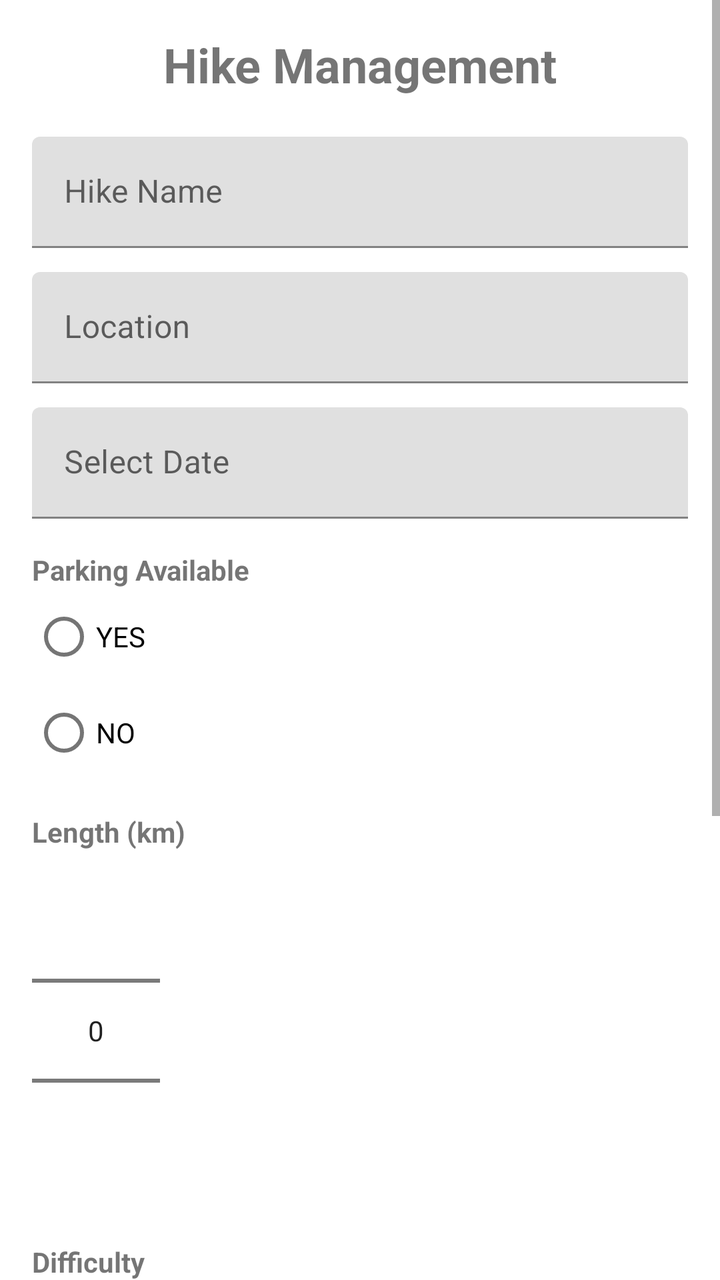
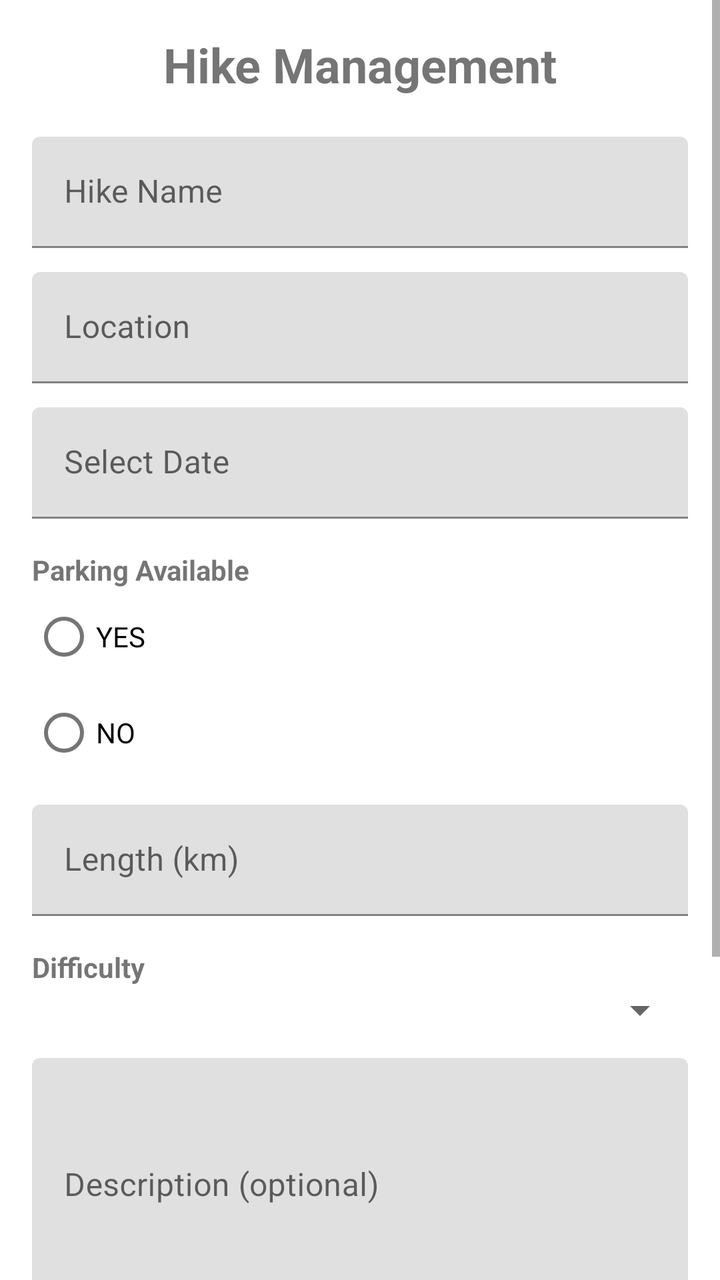

Two renders of the same Android screen: before a commit and after it. Below are the layout's source before the change and the commit's diff.
<!-- AndroidManifest.xml: application theme Theme.HikerManagement -->
<!-- res/layout/activity_main.xml -->
<?xml version="1.0" encoding="utf-8"?>
<ScrollView xmlns:android="http://schemas.android.com/apk/res/android"
    xmlns:app="http://schemas.android.com/apk/res-auto"
    android:layout_width="match_parent"
    android:layout_height="match_parent"
    android:fitsSystemWindows="true">


    <LinearLayout
        android:layout_width="match_parent"
        android:layout_height="wrap_content"
        android:orientation="vertical"
        android:padding="16dp">

        

        <TextView
            android:layout_width="match_parent"
            android:layout_height="wrap_content"
            android:text="Hike Management"
            android:textAlignment="center"
            android:textSize="24sp"
            android:textStyle="bold"
            android:layout_marginBottom="20dp"/>

        

        <com.google.android.material.textfield.TextInputLayout
            android:id="@+id/tilName"
            android:layout_width="match_parent"
            android:layout_height="wrap_content"
            android:hint="Hike Name">

            <com.google.android.material.textfield.TextInputEditText
                android:id="@+id/edtName"
                android:layout_width="match_parent"
                android:layout_height="wrap_content"/>

        </com.google.android.material.textfield.TextInputLayout>

        

        <com.google.android.material.textfield.TextInputLayout
            android:id="@+id/tilLocation"
            android:layout_width="match_parent"
            android:layout_height="wrap_content"
            android:layout_marginTop="12dp"
            android:hint="Location">

            <com.google.android.material.textfield.TextInputEditText
                android:id="@+id/edtLocation"
                android:layout_width="match_parent"
                android:layout_height="wrap_content"/>

        </com.google.android.material.textfield.TextInputLayout>

        

        <com.google.android.material.textfield.TextInputLayout
            android:id="@+id/tilDate"
            android:layout_width="match_parent"
            android:layout_height="wrap_content"
            android:layout_marginTop="12dp"
            android:hint="Select Date">

            <com.google.android.material.textfield.TextInputEditText
                android:id="@+id/edtDate"
                android:layout_width="match_parent"
                android:layout_height="wrap_content"
                android:focusable="false"
                android:clickable="true"/>

        </com.google.android.material.textfield.TextInputLayout>

        

        <TextView
            android:layout_width="wrap_content"
            android:layout_height="wrap_content"
            android:text="Parking Available"
            android:textStyle="bold"
            android:layout_marginTop="16dp"/>

        <RadioGroup
            android:id="@+id/rgParking"
            android:layout_width="wrap_content"
            android:layout_height="wrap_content">

            <RadioButton
                android:id="@+id/rbYes"
                android:layout_width="wrap_content"
                android:layout_height="wrap_content"
                android:text="YES"/>

            <RadioButton
                android:id="@+id/rbNo"
                android:layout_width="wrap_content"
                android:layout_height="wrap_content"
                android:text="NO"/>

        </RadioGroup>
        <TextView
            android:id="@+id/txtParkingError"
            android:layout_width="wrap_content"
            android:layout_height="wrap_content"
            android:textColor="@android:color/holo_red_dark"
            android:visibility="gone"/>

        

        <TextView
            android:layout_width="wrap_content"
            android:layout_height="wrap_content"
            android:text="Length (km)"
            android:textStyle="bold"
            android:layout_marginTop="16dp"/>

        <NumberPicker
            android:id="@+id/npLength"
            android:layout_width="wrap_content"
            android:layout_height="wrap_content"/>

        

        <TextView
            android:layout_width="wrap_content"
            android:layout_height="wrap_content"
            android:text="Difficulty"
            android:textStyle="bold"
            android:layout_marginTop="16dp"/>

        <Spinner
            android:id="@+id/spDifficulty"
            android:layout_width="match_parent"
            android:layout_height="wrap_content"/>

        

        <com.google.android.material.textfield.TextInputLayout
            android:id="@+id/tilDescription"
            android:layout_width="match_parent"
            android:layout_height="wrap_content"
            android:layout_marginTop="12dp"
            android:hint="Description">

            <com.google.android.material.textfield.TextInputEditText
                android:id="@+id/edtDescription"
                android:layout_width="match_parent"
                android:layout_height="wrap_content"
                android:minLines="4"
                android:inputType="textMultiLine"/>

        </com.google.android.material.textfield.TextInputLayout>

        

        <TextView
            android:layout_width="wrap_content"
            android:layout_height="wrap_content"
            android:text="Weather Forecast"
            android:textStyle="bold"
            android:layout_marginTop="16dp"/>

        <Spinner
            android:id="@+id/spWeather"
            android:layout_width="match_parent"
            android:layout_height="wrap_content"/>

        

        <com.google.android.material.textfield.TextInputLayout
            android:id="@+id/tilDuration"
            android:layout_width="match_parent"
            android:layout_height="wrap_content"
            android:layout_marginTop="12dp"
            android:hint="Estimated Duration (Hours)">

            <com.google.android.material.textfield.TextInputEditText
                android:id="@+id/edtDuration"
                android:layout_width="match_parent"
                android:layout_height="wrap_content"
                android:inputType="number"/>

        </com.google.android.material.textfield.TextInputLayout>

        

        <Button
            android:id="@+id/btnSave"
            android:layout_width="match_parent"
            android:layout_height="wrap_content"
            android:text="SAVE HIKE"
            android:layout_marginTop="24dp"/>

    </LinearLayout>

</ScrollView>
<!-- resources referenced by this layout -->
<resources>
  <style name="Theme.HikerManagement" parent="Theme.MaterialComponents.DayNight.NoActionBar">
          
          <item name="colorPrimary">@color/purple_500</item>
          <item name="colorPrimaryVariant">@color/purple_700</item>
          <item name="colorOnPrimary">@color/white</item>
          
          <item name="colorSecondary">@color/teal_200</item>
          <item name="colorSecondaryVariant">@color/teal_700</item>
          <item name="colorOnSecondary">@color/black</item>
          
          <item name="android:statusBarColor">?attr/colorPrimaryVariant</item>
          
      </style>
  <color name="purple_500">#FF6200EE</color>
  <color name="purple_700">#FF3700B3</color>
  <color name="white">#FFFFFFFF</color>
  <color name="teal_200">#FF03DAC5</color>
  <color name="teal_700">#FF018786</color>
  <color name="black">#FF000000</color>
</resources>

<!-- the commit's change to res/layout/activity_main.xml (unified diff, before → after) -->
@@ -108,17 +108,20 @@
 
         
 
-        <TextView
-            android:layout_width="wrap_content"
-            android:layout_height="wrap_content"
-            android:text="Length (km)"
-            android:textStyle="bold"
-            android:layout_marginTop="16dp"/>
-
-        <NumberPicker
-            android:id="@+id/npLength"
-            android:layout_width="wrap_content"
-            android:layout_height="wrap_content"/>
+        <com.google.android.material.textfield.TextInputLayout
+            android:id="@+id/tilLength"
+            android:layout_width="match_parent"
+            android:layout_height="wrap_content"
+            android:layout_marginTop="12dp"
+            android:hint="Length (km)">
+
+            <com.google.android.material.textfield.TextInputEditText
+                android:id="@+id/edtLength"
+                android:layout_width="match_parent"
+                android:layout_height="wrap_content"
+                android:inputType="number" />
+
+        </com.google.android.material.textfield.TextInputLayout>
 
         
 
@@ -141,7 +144,7 @@
             android:layout_width="match_parent"
             android:layout_height="wrap_content"
             android:layout_marginTop="12dp"
-            android:hint="Description">
+            android:hint="Description (optional)">
 
             <com.google.android.material.textfield.TextInputEditText
                 android:id="@+id/edtDescription"
<!-- resource entries referenced after the edit -->
@@ -1,6 +1,6 @@
 <!-- resources referenced by this layout -->
 <resources>
-  <style name="Theme.HikerManagement" parent="Theme.MaterialComponents.DayNight.NoActionBar">
+  <style name="Theme.HikerManagement" parent="Theme.MaterialComponents.DayNight">
           
           <item name="colorPrimary">@color/purple_500</item>
           <item name="colorPrimaryVariant">@color/purple_700</item>
